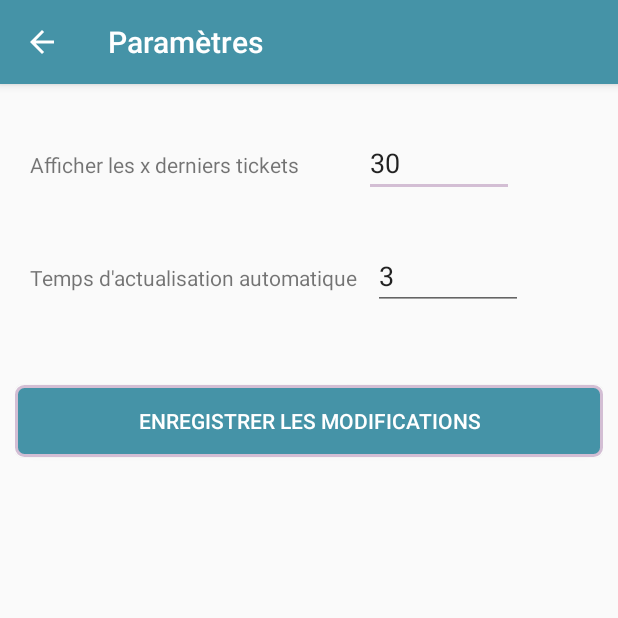
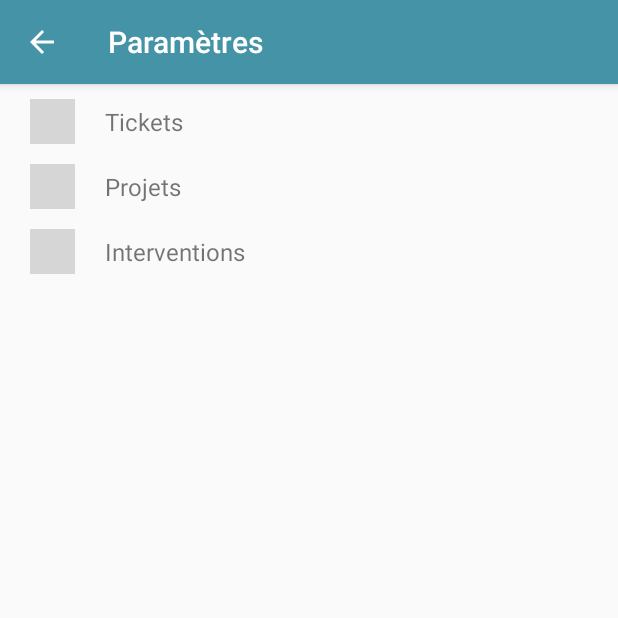
Before and after one commit to AdelAchour/GSHGlobalActivity, an Android app: the Setting screen opened directly, with no data from a screen before it, on a phone screen of 412 x 824 dp, the top half of it. Run offline under Robolectric (Android 15) with nearby library versions, the light colour scheme and no system bars; network calls fail; grey boxes are pictures that could not be loaded.

Commit message:
Setting design and refactoring

```diff
--- a/app/src/main/java/com/production/achour_ar/gshglobalactivity/Setting.java
+++ b/app/src/main/java/com/production/achour_ar/gshglobalactivity/Setting.java
@@ -10,67 +10,43 @@ import android.view.MenuItem;
 import android.view.View;
 import android.widget.Button;
 import android.widget.EditText;
+import android.widget.LinearLayout;
 import android.widget.Toast;
 
-public class Setting extends AppCompatActivity {
+public class Setting extends AppCompatActivity implements View.OnClickListener {
 
-    EditText rangeTicketET, timeActualisationET;
-    Button btnSave;
-
-    SharedPreferences app_preferences;
+    private LinearLayout ticketLinear, projectLinear, interventionLinear;
 
     @Override
     protected void onCreate(Bundle savedInstanceState) {
         super.onCreate(savedInstanceState);
         setContentView(R.layout.setting_layout);
 
+        initView();
+        setupActionBar();
+        setListener();
+
+    }
+
+    private void setListener() {
+        ticketLinear.setOnClickListener(this);
+        projectLinear.setOnClickListener(this);
+        interventionLinear.setOnClickListener(this);
+    }
+
+    private void setupActionBar() {
         ActionBar actionBar = getSupportActionBar();
         actionBar.setTitle("Paramètres");
         actionBar.setHomeButtonEnabled(true);
+    }
 
-        rangeTicketET = findViewById(R.id.rangeticketmax);
-        timeActualisationET = findViewById(R.id.timeactualisation);
-        btnSave = findViewById(R.id.buttonSaveSetting);
+    private void initView() {
+        ActionBar actionBar = getSupportActionBar();
+        ticketLinear = findViewById(R.id.ticketlinear);
+        projectLinear = findViewById(R.id.projectlinear);
+        interventionLinear = findViewById(R.id.interventionlinear);
+    }
 
-        app_preferences = PreferenceManager.getDefaultSharedPreferences(this);
-        // Get the value for the run counter
-        int range = app_preferences.getInt("range", 30);
-        final int timeLoad = app_preferences.getInt("load", 3); // 3 minutes
-
-        rangeTicketET.setText(String.valueOf(range));
-        timeActualisationET.setText(String.valueOf(timeLoad));
-
-        btnSave.setOnClickListener(new View.OnClickListener() {
-            @Override
-            public void onClick(View v) {
-                String range = rangeTicketET.getText().toString().trim();
-                String load = timeActualisationET.getText().toString().trim();
-                if (Integer.valueOf(range)>=2000){
-                    rangeTicketET.setError("Veuillez choisir un nombre inférieur à 2000. On augmentera le nombre dans de prochaines versions");
-                    rangeTicketET.requestFocus();
-                }
-                else if ((Integer.valueOf(load)<3)||(Integer.valueOf(load)>7)){
-                    timeActualisationET.setError("L'intervalle doit être compris entre 3 et 7 (minutes)");
-                    timeActualisationET.requestFocus();
-                }
-                else{
-                    //save range
-                    SharedPreferences.Editor editor = app_preferences.edit();
-                    editor.putInt("range", Integer.valueOf(range));
-                    editor.commit(); // Very important
-
-                    //save load time
-                    editor.putInt("load", Integer.valueOf(load));
-                    editor.commit(); // Very important
-
-
-                    Toast.makeText(getApplicationContext(),"Changements effectués", Toast.LENGTH_SHORT).show();
-                }
-            }
-        });
-
-
-    }
 
     @Override
     public boolean onOptionsItemSelected(MenuItem item) {
@@ -82,4 +58,19 @@ public class Setting extends AppCompatActivity {
         return super.onOptionsItemSelected(item);
     }
 
+    @Override
+    public void onClick(View v) {
+        switch (v.getId()){
+            case R.id.ticketlinear:
+                startActivity(new Intent(this, SettingTicket.class));
+                break;
+
+            case R.id.projectlinear:
+                break;
+
+            case R.id.interventionlinear:
+                break;
+
+        }
+    }
 }
--- a/app/src/main/res/layout/setting_layout.xml
+++ b/app/src/main/res/layout/setting_layout.xml
@@ -1,8 +1,6 @@
 <?xml version="1.0" encoding="utf-8"?>
 <LinearLayout xmlns:android="http://schemas.android.com/apk/res/android"
     xmlns:app="http://schemas.android.com/apk/res-auto"
-    android:paddingStart="10dp"
-    android:paddingEnd="10dp"
     xmlns:tools="http://schemas.android.com/tools"
     android:layout_width="match_parent"
     android:layout_height="match_parent"
@@ -10,55 +8,65 @@
     tools:context=".Setting">
 
     <LinearLayout
+        android:id="@+id/ticketlinear"
+        android:layout_marginTop="10dp"
         android:layout_width="match_parent"
         android:layout_height="wrap_content"
-        android:layout_marginTop="30dp"
-        android:layout_marginLeft="10dp"
         android:orientation="horizontal">
+        <ImageView
+            android:layout_marginStart="20dp"
+            android:layout_width="30dp"
+            android:layout_height="30dp"
+            android:src="@drawable/movietickets"/>
         <TextView
+            android:textSize="16sp"
+            android:layout_marginStart="20dp"
+            android:layout_gravity="center_vertical"
             android:layout_width="wrap_content"
             android:layout_height="wrap_content"
-            android:text="Afficher les x derniers tickets "/>
-
-        <EditText
-            android:id="@+id/rangeticketmax"
-            android:layout_marginLeft="40dp"
-            android:layout_width="100dp"
-            android:layout_height="wrap_content"
-            android:inputType="number"
+            android:text="Tickets"
             />
     </LinearLayout>
 
     <LinearLayout
+        android:id="@+id/projectlinear"
+        android:layout_marginTop="13dp"
         android:layout_width="match_parent"
         android:layout_height="wrap_content"
-        android:layout_marginTop="30dp"
-        android:layout_marginLeft="10dp"
         android:orientation="horizontal">
+        <ImageView
+            android:layout_marginStart="20dp"
+            android:layout_width="30dp"
+            android:layout_height="30dp"
+            android:src="@drawable/idea"/>
         <TextView
+            android:textSize="16sp"
+            android:layout_marginStart="20dp"
+            android:layout_gravity="center_vertical"
             android:layout_width="wrap_content"
             android:layout_height="wrap_content"
-            android:text="Temps d'actualisation automatique"/>
-
-        <EditText
-            android:id="@+id/timeactualisation"
-            android:layout_marginLeft="10dp"
-            android:paddingEnd="20dp"
-            android:layout_width="100dp"
-            android:hint="en minute frfe"
-            android:layout_height="wrap_content"
-            android:inputType="number"
+            android:text="Projets"
             />
     </LinearLayout>
 
-    <Button
-        android:id="@+id/buttonSaveSetting"
-        android:layout_marginTop="50dp"
-        android:text="Enregistrer les modifications"
-        android:background="@drawable/rounded_button_solid"
-        android:textColor="@color/white"
+    <LinearLayout
+        android:id="@+id/interventionlinear"
+        android:layout_marginTop="13dp"
         android:layout_width="match_parent"
-        android:layout_height="wrap_content" />
-
-
+        android:layout_height="wrap_content"
+        android:orientation="horizontal">
+        <ImageView
+            android:layout_marginStart="20dp"
+            android:layout_width="30dp"
+            android:layout_height="30dp"
+            android:src="@drawable/achievement"/>
+        <TextView
+            android:textSize="16sp"
+            android:layout_marginStart="20dp"
+            android:layout_gravity="center_vertical"
+            android:layout_width="wrap_content"
+            android:layout_height="wrap_content"
+            android:text="Interventions"
+            />
+    </LinearLayout>
 </LinearLayout>
```
Also changed, not shown: app/src/main/AndroidManifest.xml (+11 -6 lines), app/src/main/java/com/production/achour_ar/gshglobalactivity/SettingTicket.java (added, +105 -0 lines), app/src/main/res/layout/setting_ticket_act.xml (added, +64 -0 lines).
